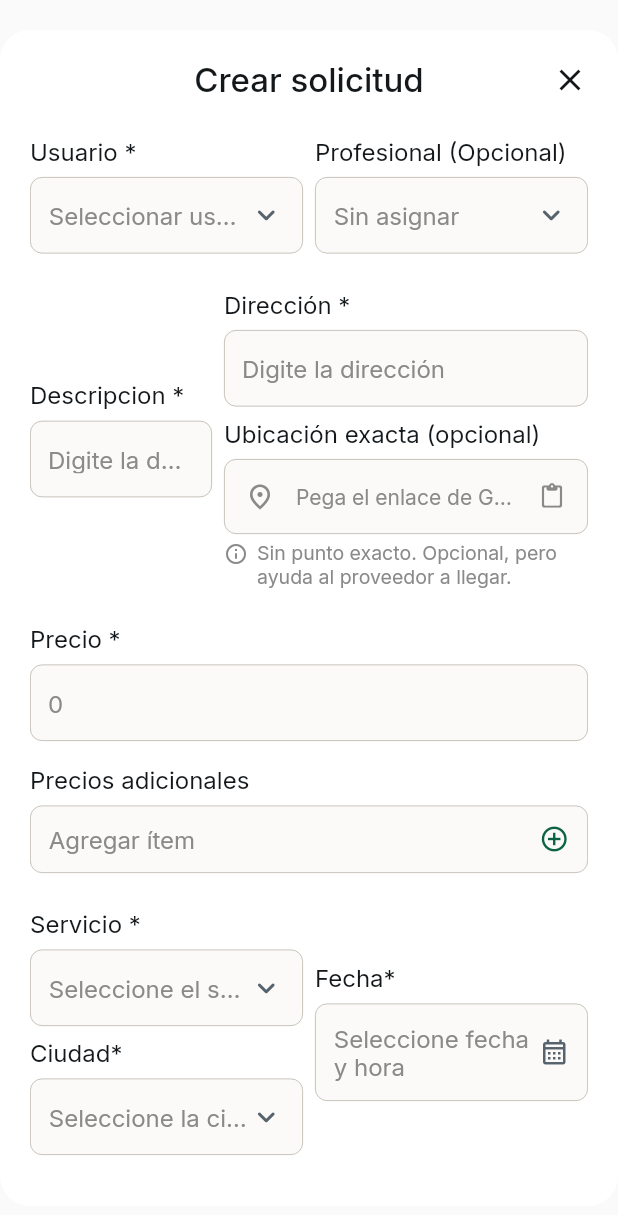
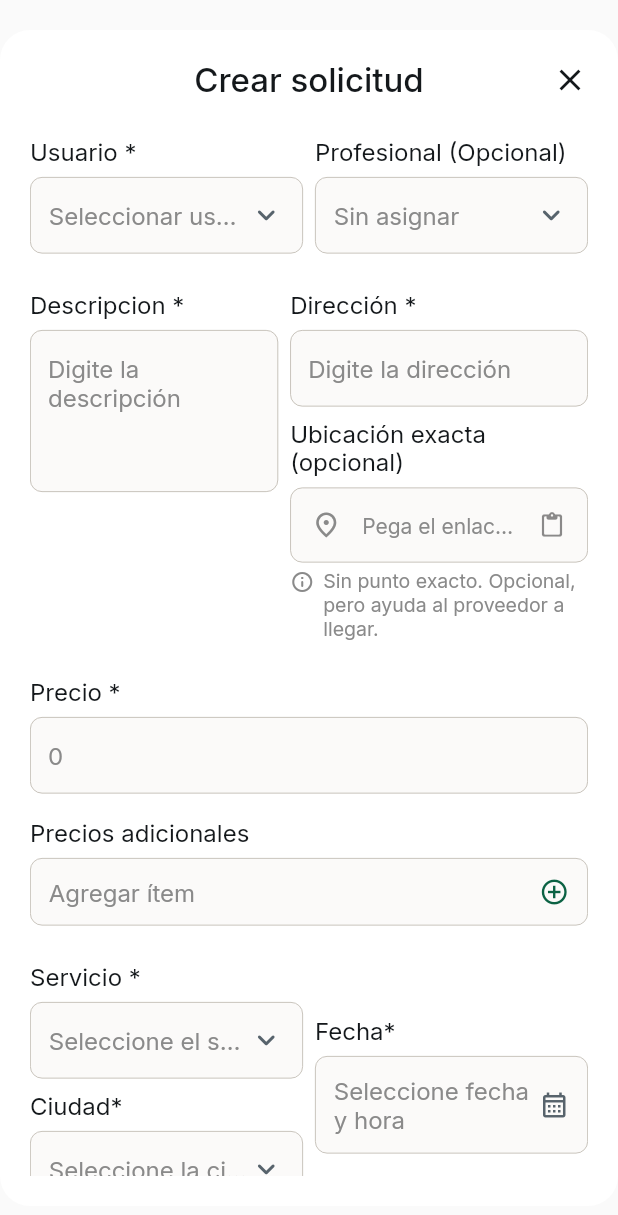
Before and after one commit to NoCodeHero83/hulpadmin, a Flutter app: the CrearSolicitudWidget widget shown alone on an empty page, opened directly, on a phone screen of 412 x 824 dp. Shown: the top 1215 px of the screen. Run offline on Flutter 3.47's test engine with Material 3 defaults, Android fonts, the phone set to English and light mode, and no system bars; our stand-ins replace auto_size_text, chewie, data_table_2, dropdown_button2, easy_debounce, equatable and 14 more; missing offline and left inert: aligned_dialog, dart:js_interop, dart:ui_web, file_saver, json_path, mime_type; accounts and stored records are empty; network calls fail.

Commit message:
fix(admin): la descripcion de la solicitud cabia en una linea
El campo era de una sola linea con flex 3 frente al 6 de la columna de
la derecha, asi que al anadir el mapa quedaba diminuto al lado. Una
descripcion de servicio de dos frases ya obligaba a leer con scroll
horizontal.

Ahora es un area de 4 lineas que crece hasta 6, con flex 5, y la fila
alinea arriba para que no floten los campos. De paso se quita el
width de MediaQuery al ancho completo de la pantalla, que dentro de una
columna a media anchura no significaba nada.

En la app de clientes no aplica: alli la descripcion se hereda del
servicio y no la escribe nadie.

Co-Authored-By: Claude Opus 5 (1M context) <noreply@anthropic.com>

```diff
--- a/lib/components/crear_solicitud_widget.dart
+++ b/lib/components/crear_solicitud_widget.dart
@@ -309,9 +309,10 @@ class _CrearSolicitudWidgetState extends State<CrearSolicitudWidget> {
                                     0.0, 24.0, 0.0, 0.0),
                                 child: Row(
                                   mainAxisSize: MainAxisSize.max,
+                                  crossAxisAlignment: CrossAxisAlignment.start,
                                   children: [
                                     Flexible(
-                                      flex: 3,
+                                      flex: 5,
                                       child: Column(
                                         mainAxisSize: MainAxisSize.max,
                                         crossAxisAlignment:
@@ -342,9 +343,12 @@ class _CrearSolicitudWidgetState extends State<CrearSolicitudWidget> {
                                                 ),
                                           ),
                                           Container(
-                                            width: MediaQuery.sizeOf(context)
-                                                    .width *
-                                                1.0,
+                                            // Antes pedia el ancho entero de la
+                                            // pantalla dentro de una columna que
+                                            // ocupa la mitad: el Row lo recortaba
+                                            // igualmente, asi que solo servia
+                                            // para confundir.
+                                            width: double.infinity,
                                             child: TextFormField(
                                               controller: _model
                                                   .descripcionTextController,
@@ -352,6 +356,15 @@ class _CrearSolicitudWidgetState extends State<CrearSolicitudWidget> {
                                                   _model.descripcionFocusNode,
                                               autofocus: false,
                                               obscureText: false,
+                                              // Es lo que el proveedor lee para
+                                              // saber a que va: cabe mas de una
+                                              // linea y crece hasta seis.
+                                              minLines: 4,
+                                              maxLines: 6,
+                                              keyboardType:
+                                                  TextInputType.multiline,
+                                              textInputAction:
+                                                  TextInputAction.newline,
                                               decoration: InputDecoration(
                                                 isDense: true,
                                                 labelStyle:
```
